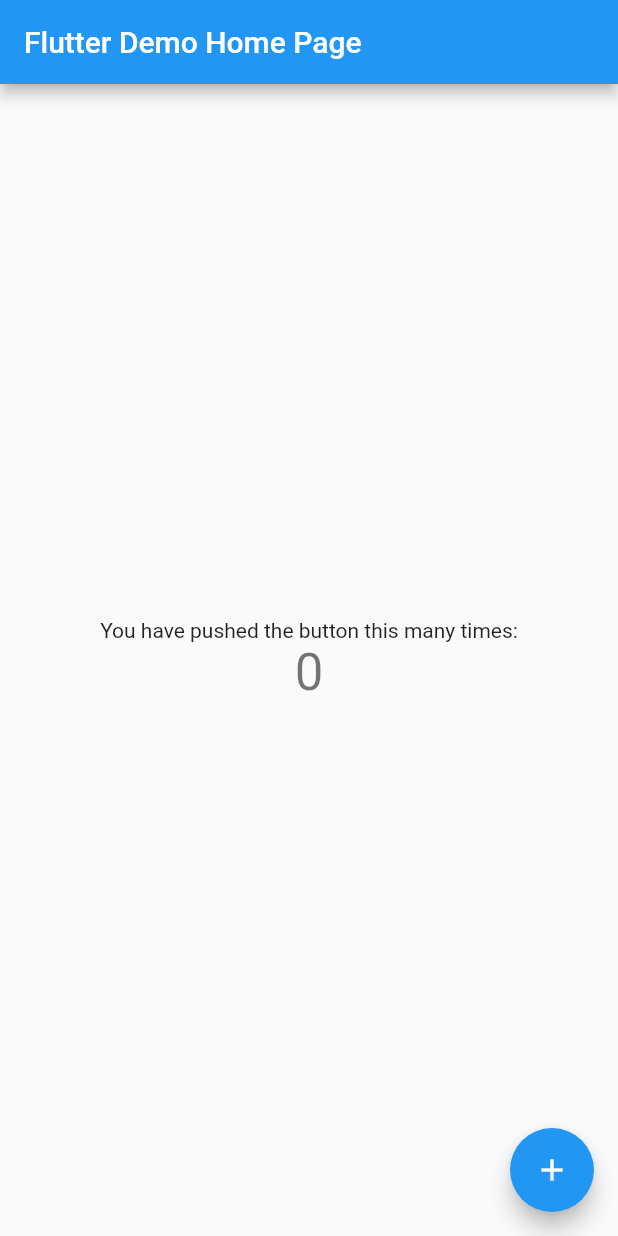
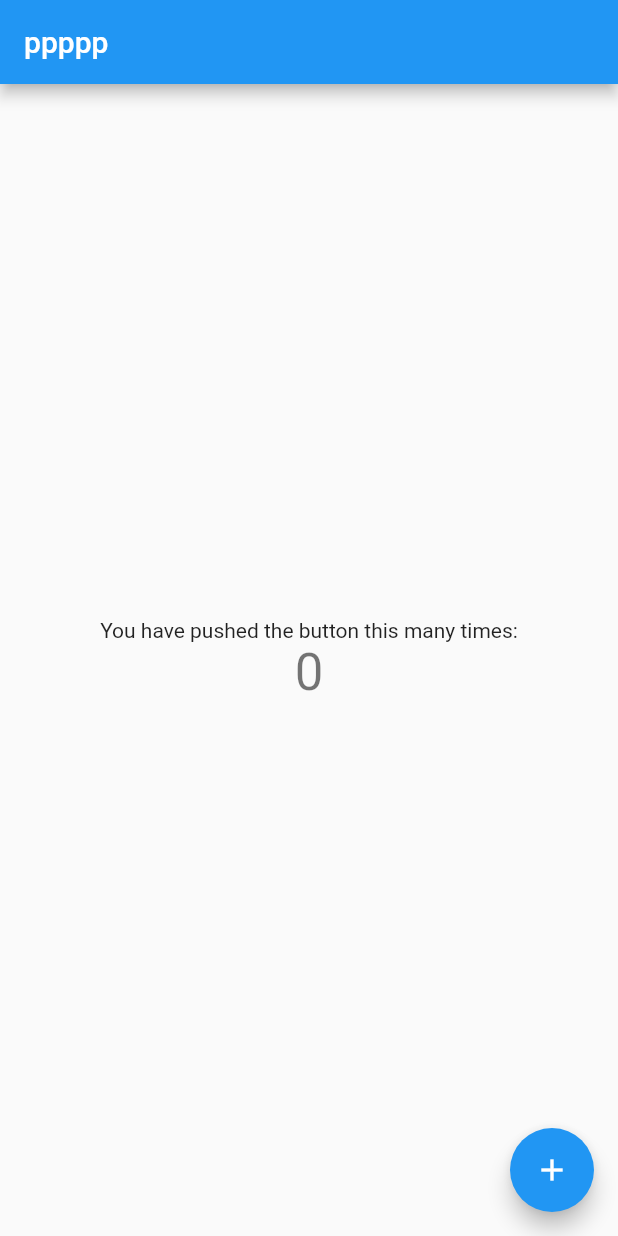
Before and after one commit to piseak02/pisekpro, a Flutter app: the screen it shows after launch, on a phone screen of 412 x 824 dp. Run offline on Flutter 3.47's test engine with Material 2 defaults, Android fonts, the phone set to English and light mode, and no system bars.

```diff
--- a/lib/main.dart
+++ b/lib/main.dart
@@ -20,7 +20,7 @@ class MyApp extends StatelessWidget {
         // is not restarted.
         primarySwatch: Colors.blue,
       ),
-      home: MyHomePage(title: 'Flutter Demo Home Page'),
+      home: MyHomePage(title: 'ppppp'),
     );
   }
 }
```
